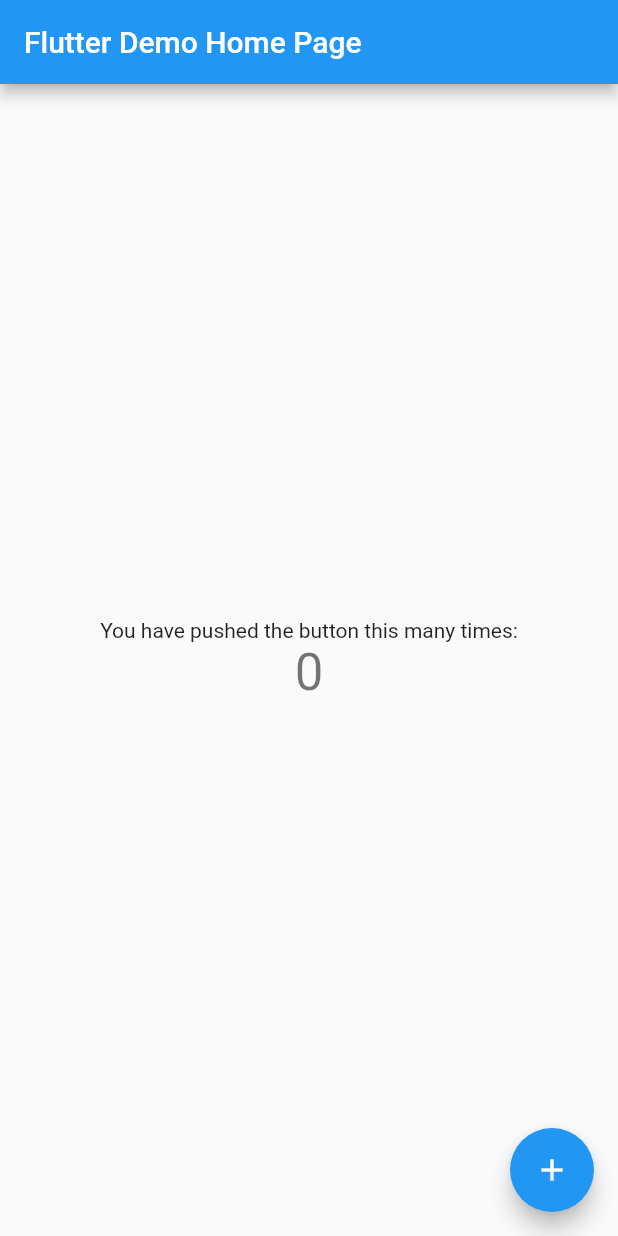
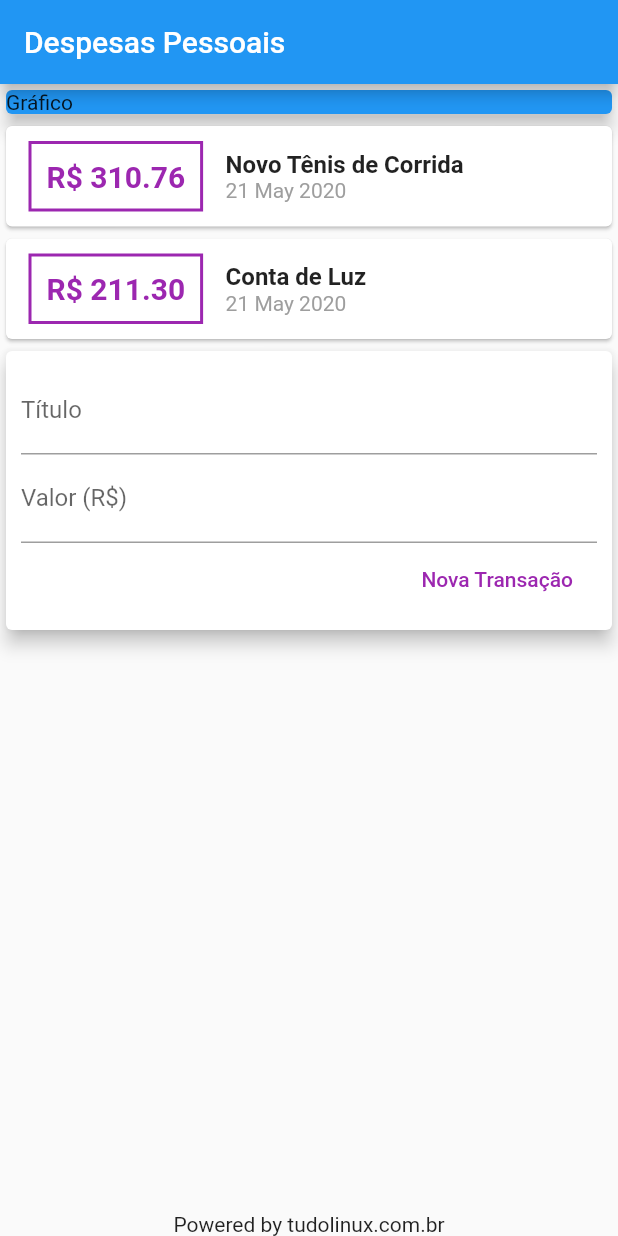
Before and after one commit to zangeronimo/expenses, a Flutter app: the screen it shows after launch, on a phone screen of 412 x 824 dp. Run offline on Flutter 3.47's test engine with Material 2 defaults, Android fonts, the phone set to English and light mode, and no system bars.

Commit message:
In development

```diff
--- a/lib/main.dart
+++ b/lib/main.dart
@@ -1,117 +1,140 @@
+import 'package:expenses/models/transaction.dart';
 import 'package:flutter/material.dart';
+import 'package:intl/intl.dart';
 
-void main() {
-  runApp(MyApp());
-}
+main() => runApp(ExpensesApp());
 
-class MyApp extends StatelessWidget {
-  // This widget is the root of your application.
+class ExpensesApp extends StatelessWidget {
   @override
   Widget build(BuildContext context) {
-    return MaterialApp(
-      title: 'Flutter Demo',
-      theme: ThemeData(
-        // This is the theme of your application.
-        //
-        // Try running your application with "flutter run". You'll see the
-        // application has a blue toolbar. Then, without quitting the app, try
-        // changing the primarySwatch below to Colors.green and then invoke
-        // "hot reload" (press "r" in the console where you ran "flutter run",
-        // or simply save your changes to "hot reload" in a Flutter IDE).
-        // Notice that the counter didn't reset back to zero; the application
-        // is not restarted.
-        primarySwatch: Colors.blue,
-        // This makes the visual density adapt to the platform that you run
-        // the app on. For desktop platforms, the controls will be smaller and
-        // closer together (more dense) than on mobile platforms.
-        visualDensity: VisualDensity.adaptivePlatformDensity,
-      ),
-      home: MyHomePage(title: 'Flutter Demo Home Page'),
-    );
+    return MaterialApp(home: MyHomePage());
   }
 }
 
-class MyHomePage extends StatefulWidget {
-  MyHomePage({Key key, this.title}) : super(key: key);
+class MyHomePage extends StatelessWidget {
+  final titleController = TextEditingController();
+  final valueController = TextEditingController();
 
-  // This widget is the home page of your application. It is stateful, meaning
-  // that it has a State object (defined below) that contains fields that affect
-  // how it looks.
-
-  // This class is the configuration for the state. It holds the values (in this
-  // case the title) provided by the parent (in this case the App widget) and
-  // used by the build method of the State. Fields in a Widget subclass are
-  // always marked "final".
-
-  final String title;
-
-  @override
-  _MyHomePageState createState() => _MyHomePageState();
-}
-
-class _MyHomePageState extends State<MyHomePage> {
-  int _counter = 0;
-
-  void _incrementCounter() {
-    setState(() {
-      // This call to setState tells the Flutter framework that something has
-      // changed in this State, which causes it to rerun the build method below
-      // so that the display can reflect the updated values. If we changed
-      // _counter without calling setState(), then the build method would not be
-      // called again, and so nothing would appear to happen.
-      _counter++;
-    });
-  }
+  final _transactions = [
+    Transaction(
+      id: 't1',
+      title: 'Novo Tênis de Corrida',
+      value: 310.76,
+      date: DateTime.now(),
+    ),
+    Transaction(
+      id: 't2',
+      title: 'Conta de Luz',
+      value: 211.30,
+      date: DateTime.now(),
+    )
+  ];
 
   @override
   Widget build(BuildContext context) {
-    // This method is rerun every time setState is called, for instance as done
-    // by the _incrementCounter method above.
-    //
-    // The Flutter framework has been optimized to make rerunning build methods
-    // fast, so that you can just rebuild anything that needs updating rather
-    // than having to individually change instances of widgets.
     return Scaffold(
       appBar: AppBar(
-        // Here we take the value from the MyHomePage object that was created by
-        // the App.build method, and use it to set our appbar title.
-        title: Text(widget.title),
+        title: Text('Despesas Pessoais'),
       ),
-      body: Center(
-        // Center is a layout widget. It takes a single child and positions it
-        // in the middle of the parent.
-        child: Column(
-          // Column is also a layout widget. It takes a list of children and
-          // arranges them vertically. By default, it sizes itself to fit its
-          // children horizontally, and tries to be as tall as its parent.
-          //
-          // Invoke "debug painting" (press "p" in the console, choose the
-          // "Toggle Debug Paint" action from the Flutter Inspector in Android
-          // Studio, or the "Toggle Debug Paint" command in Visual Studio Code)
-          // to see the wireframe for each widget.
-          //
-          // Column has various properties to control how it sizes itself and
-          // how it positions its children. Here we use mainAxisAlignment to
-          // center the children vertically; the main axis here is the vertical
-          // axis because Columns are vertical (the cross axis would be
-          // horizontal).
-          mainAxisAlignment: MainAxisAlignment.center,
+      body: Column(
+        crossAxisAlignment: CrossAxisAlignment.stretch,
+        children: <Widget>[
+          Container(
+            child: Card(
+              color: Colors.blue,
+              child: Text('Gráfico'),
+              elevation: 5,
+            ),
+          ),
+          Column(
+            children: _transactions.map((tr) {
+              return Card(
+                child: Row(
+                  children: <Widget>[
+                    Container(
+                      margin: EdgeInsets.symmetric(
+                        horizontal: 15,
+                        vertical: 10,
+                      ),
+                      decoration: BoxDecoration(
+                        border: Border.all(
+                          color: Colors.purple,
+                          width: 2,
+                        ),
+                      ),
+                      padding: EdgeInsets.all(10),
+                      child: Text(
+                        'R\$ ${tr.value.toStringAsFixed(2)}',
+                        style: TextStyle(
+                          fontWeight: FontWeight.bold,
+                          fontSize: 20,
+                          color: Colors.purple,
+                        ),
+                      ),
+                    ),
+                    Column(
+                      crossAxisAlignment: CrossAxisAlignment.start,
                       children: <Widget>[
                         Text(
-              'You have pushed the button this many times:',
+                          tr.title,
+                          style: TextStyle(
+                            fontWeight: FontWeight.bold,
+                            fontSize: 16,
+                          ),
                         ),
                         Text(
-              '$_counter',
-              style: Theme.of(context).textTheme.headline4,
+                          DateFormat('d MMM y').format(tr.date),
+                          style: TextStyle(
+                            color: Colors.grey,
+                          ),
+                        ),
+                      ],
+                    )
+                  ],
+                ),
+              );
+            }).toList(),
+          ),
+          Card(
+            elevation: 5,
+            child: Padding(
+              padding: const EdgeInsets.all(10),
+              child: Column(
+                children: <Widget>[
+                  TextField(
+                    controller: titleController,
+                    decoration: InputDecoration(
+                      labelText: 'Título',
+                    ),
+                  ),
+                  TextField(
+                    controller: valueController,
+                    decoration: InputDecoration(
+                      labelText: 'Valor (R\$)',
+                    ),
+                  ),
+                  Row(
+                    mainAxisAlignment: MainAxisAlignment.end,
+                    children: <Widget>[
+                      FlatButton(
+                        child: Text('Nova Transação'),
+                        textColor: Colors.purple,
+                        onPressed: () {},
+                      ),
+                    ],
                   ),
                 ],
               ),
             ),
-      floatingActionButton: FloatingActionButton(
-        onPressed: _incrementCounter,
-        tooltip: 'Increment',
-        child: Icon(Icons.add),
-      ), // This trailing comma makes auto-formatting nicer for build methods.
+          ),
+        ],
+      ),
+      bottomSheet: Row(
+        mainAxisAlignment: MainAxisAlignment.center,
+        children: <Widget>[
+          Text('Powered by tudolinux.com.br'),
+        ],
+      ),
     );
   }
 }
--- /dev/null
+++ b/lib/models/transaction.dart
@@ -0,0 +1,15 @@
+import 'package:flutter/foundation.dart';
+
+class Transaction {
+  final String id;
+  final String title;
+  final double value;
+  final DateTime date;
+
+  Transaction({
+    @required this.id,
+    @required this.title,
+    @required this.value,
+    @required this.date,
+  });
+}
--- a/pubspec.yaml
+++ b/pubspec.yaml
@@ -23,6 +23,7 @@ environment:
 dependencies:
   flutter:
     sdk: flutter
+  intl: ^0.16.1
 
 
   # The following adds the Cupertino Icons font to your application.
```
Also changed, not shown: pubspec.lock, 1 other file. Lines whose indentation alone changed are shown as unchanged.
